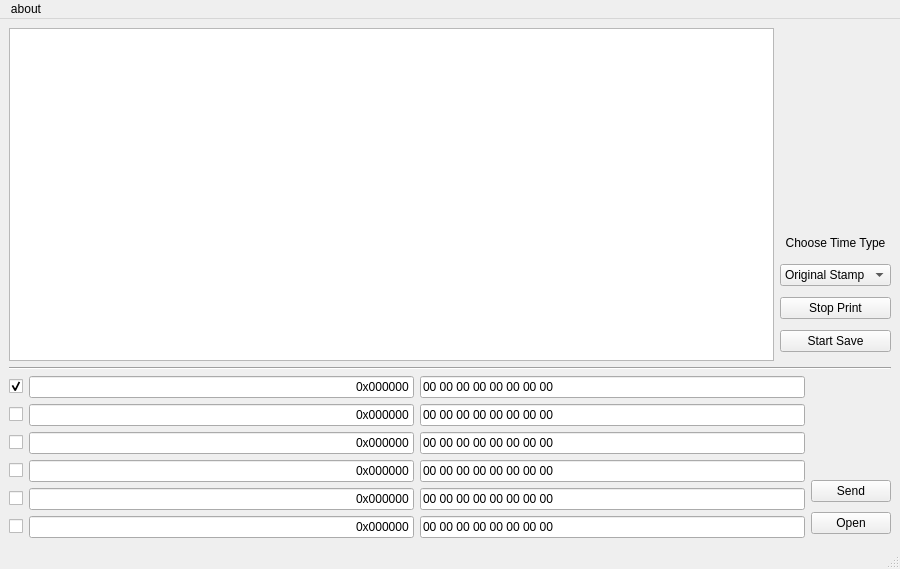
Old version of the form EthCanGuiUi.ui in the repository LitchiCheng/EthCanGui.
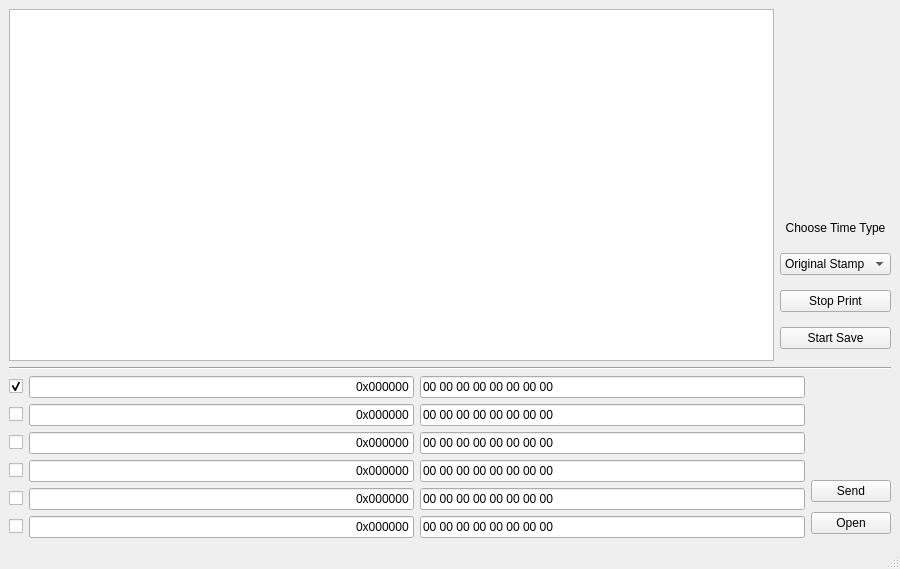
New version of the form.

Patch:
```diff
--- a/EthCanGuiUi.ui
+++ b/EthCanGuiUi.ui
@@ -302,23 +302,6 @@
     </item>
    </layout>
   </widget>
-  <widget class="QMenuBar" name="menubar">
-   <property name="geometry">
-    <rect>
-     <x>0</x>
-     <y>0</y>
-     <width>900</width>
-     <height>23</height>
-    </rect>
-   </property>
-   <widget class="QMenu" name="menuabout">
-    <property name="title">
-     <string>about</string>
-    </property>
-    <addaction name="actionversion"/>
-   </widget>
-   <addaction name="menuabout"/>
-  </widget>
   <widget class="QStatusBar" name="statusbar"/>
   <action name="actionversion">
    <property name="text">
```
